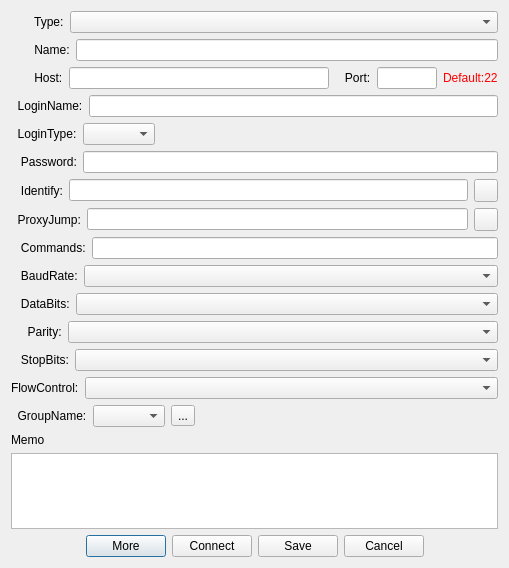
Above: woterm/qwosessionproperty.ui from aoyiduo/woterm before the change. Below: the same form after it.
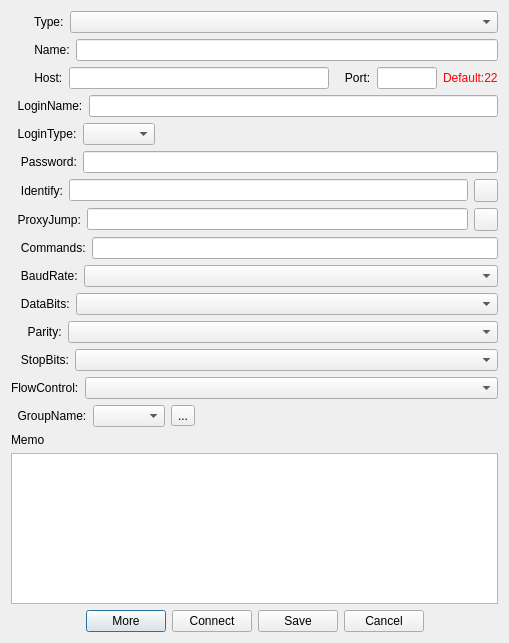
That is the form after the change. Icons and pictures are not drawn.

Diff of the .ui file:
```diff
--- a/woterm/qwosessionproperty.ui
+++ b/woterm/qwosessionproperty.ui
@@ -7,7 +7,7 @@
     <x>0</x>
     <y>0</y>
     <width>509</width>
-    <height>568</height>
+    <height>643</height>
    </rect>
   </property>
   <property name="windowTitle">
```
Left out of the diff: 10 changed lines with no effect on the pictures.
